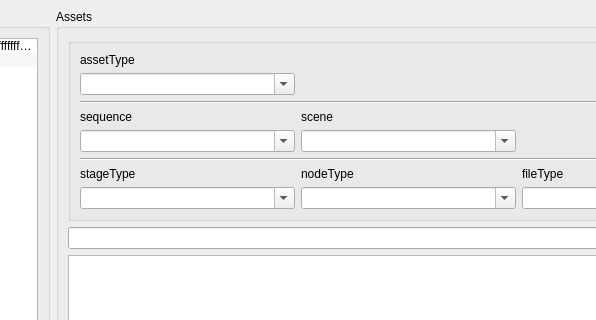
aumanimationstudios/rbhus, file rbhusUI/lib/qt5/rbhusPipe_assImporter/ui_main.ui: the form before one commit; both pictures show x 239 to 835 and y 0 to 320 of the 1009 by 781 pixel window.
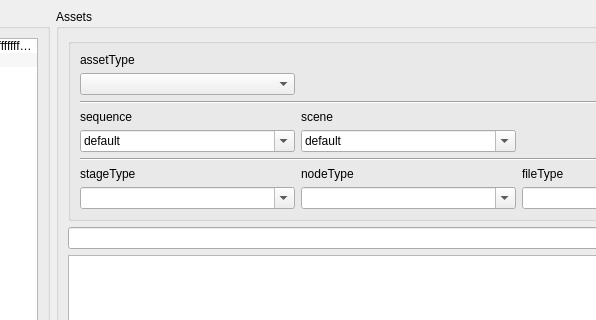
The form after the commit.

Diff of the .ui file:
```diff
--- a/rbhusUI/lib/qt5/rbhusPipe_assImporter/ui_main.ui
+++ b/rbhusUI/lib/qt5/rbhusPipe_assImporter/ui_main.ui
@@ -145,7 +145,7 @@
               <item row="2" column="0">
                <widget class="QComboBox" name="comboBoxAssetType">
                 <property name="editable">
-                 <bool>true</bool>
+                 <bool>false</bool>
                 </property>
                </widget>
               </item>
@@ -188,6 +188,11 @@
                 <property name="editable">
                  <bool>true</bool>
                 </property>
+                <item>
+                 <property name="text">
+                  <string>default</string>
+                 </property>
+                </item>
                </widget>
               </item>
               <item row="5" column="0">
@@ -195,6 +200,11 @@
                 <property name="editable">
                  <bool>true</bool>
                 </property>
+                <item>
+                 <property name="text">
+                  <string>default</string>
+                 </property>
+                </item>
                </widget>
               </item>
               <item row="8" column="1">
```
Left out of the diff: 5 changed lines with no effect on the pictures.
